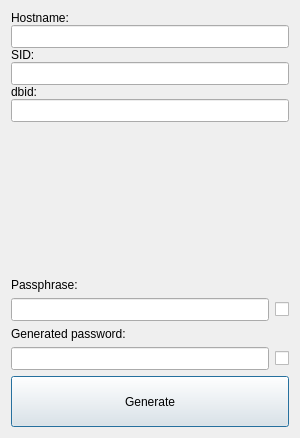
Above: src/dbpassguiui.ui from ibre5041/OraPassGen before the change. Below: the same form after it.
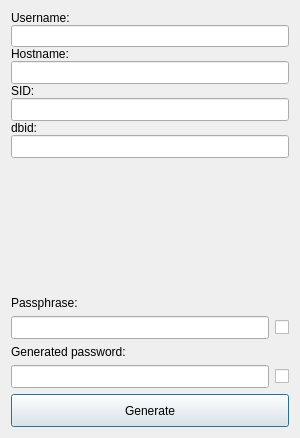
That is the form after the change. Custom widgets are drawn as their Qt base class.

Commit message: usernames option in the GUI

Diff of the .ui file:
```diff
--- a/src/dbpassguiui.ui
+++ b/src/dbpassguiui.ui
@@ -25,7 +25,7 @@
      <property name="spacing">
       <number>0</number>
      </property>
-     <item row="0" column="0">
+     <item row="2" column="0">
       <widget class="QLabel" name="hostnameLabel">
        <property name="maximumSize">
         <size>
@@ -38,7 +38,7 @@
        </property>
       </widget>
      </item>
-     <item row="1" column="0">
+     <item row="3" column="0">
       <widget class="CompleteLineEdit" name="hostnameEdit">
        <property name="maximumSize">
         <size>
@@ -60,7 +60,7 @@
        </property>
       </widget>
      </item>
-     <item row="2" column="0">
+     <item row="4" column="0">
       <widget class="QLabel" name="sidLabel">
        <property name="maximumSize">
         <size>
@@ -73,7 +73,7 @@
        </property>
       </widget>
      </item>
-     <item row="3" column="0">
+     <item row="5" column="0">
       <widget class="CompleteLineEdit" name="sidEdit">
        <property name="maximumSize">
         <size>
@@ -95,7 +95,7 @@
        </property>
       </widget>
      </item>
-     <item row="4" column="0">
+     <item row="6" column="0">
       <widget class="QLabel" name="dbidLabel">
        <property name="maximumSize">
         <size>
@@ -108,7 +108,7 @@
        </property>
       </widget>
      </item>
-     <item row="5" column="0">
+     <item row="7" column="0">
       <widget class="QLineEdit" name="dbidEdit">
        <property name="maximumSize">
         <size>
@@ -130,6 +130,16 @@
        </property>
       </widget>
      </item>
+     <item row="0" column="0">
+      <widget class="QLabel" name="usernameLabel">
+       <property name="text">
+        <string>Username:</string>
+       </property>
+      </widget>
+     </item>
+     <item row="1" column="0">
+      <widget class="CompleteLineEdit" name="usernameEdit"/>
+     </item>
     </layout>
    </item>
    <item>
```
The commit also changes 5 other files.
